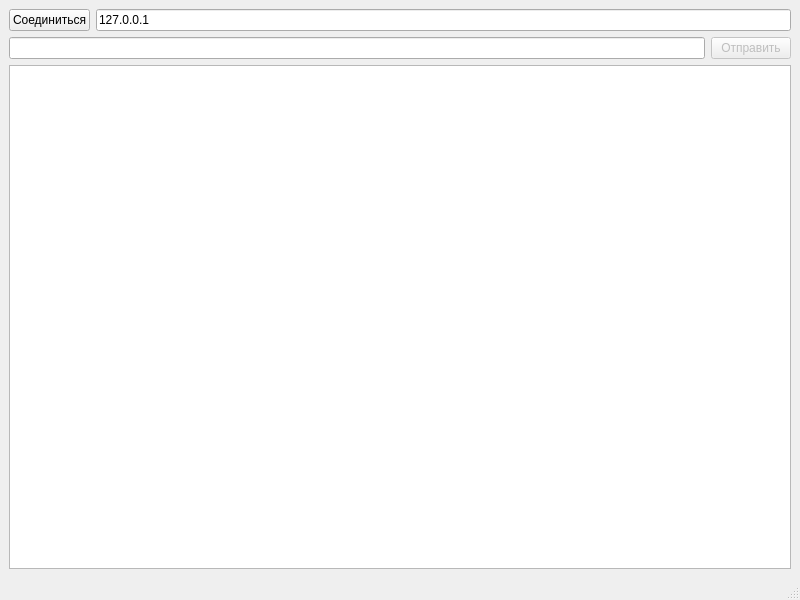
hanbuyan/tcpclient_daemon, file mainwindow.ui: the form before one commit.
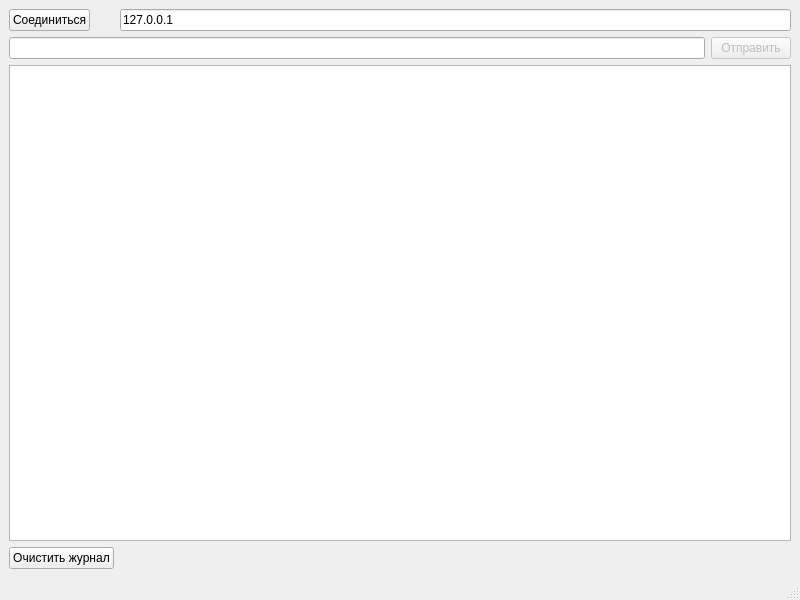
The form after the commit.

Commit message: ref Небольшие правки клиента

What changed in the file:
```diff
--- a/mainwindow.ui
+++ b/mainwindow.ui
@@ -15,9 +15,6 @@
   </property>
   <widget class="QWidget" name="centralwidget">
    <layout class="QGridLayout" name="gridLayout">
-    <item row="1" column="0" colspan="3">
-     <widget class="QLineEdit" name="lineEditCmd"/>
-    </item>
     <item row="1" column="3">
      <widget class="QPushButton" name="pushButtonSend">
       <property name="enabled">
@@ -34,6 +31,16 @@
       </property>
      </widget>
     </item>
+    <item row="1" column="0" colspan="3">
+     <widget class="QLineEdit" name="lineEditCmd"/>
+    </item>
+    <item row="0" column="1" colspan="3">
+     <widget class="QLineEdit" name="lineEditIp">
+      <property name="text">
+       <string>127.0.0.1</string>
+      </property>
+     </widget>
+    </item>
     <item row="0" column="0">
      <widget class="QPushButton" name="pushButtonConnect">
       <property name="sizePolicy">
@@ -50,13 +57,26 @@
     <item row="2" column="0" colspan="4">
      <widget class="QTextBrowser" name="textBrowserOutput"/>
     </item>
-    <item row="0" column="1" colspan="3">
-     <widget class="QLineEdit" name="lineEditIp">
+    <item row="3" column="0">
+     <widget class="QPushButton" name="pushButtonClear">
       <property name="text">
-       <string>127.0.0.1</string>
+       <string>Очистить журнал</string>
       </property>
      </widget>
     </item>
+    <item row="3" column="1" colspan="2">
+     <spacer name="horizontalSpacer">
+      <property name="orientation">
+       <enum>Qt::Horizontal</enum>
+      </property>
+      <property name="sizeHint" stdset="0">
+       <size>
+        <width>40</width>
+        <height>20</height>
+       </size>
+      </property>
+     </spacer>
+    </item>
    </layout>
   </widget>
   <widget class="QStatusBar" name="statusbar"/>
```
The commit also changes 2 other files.
